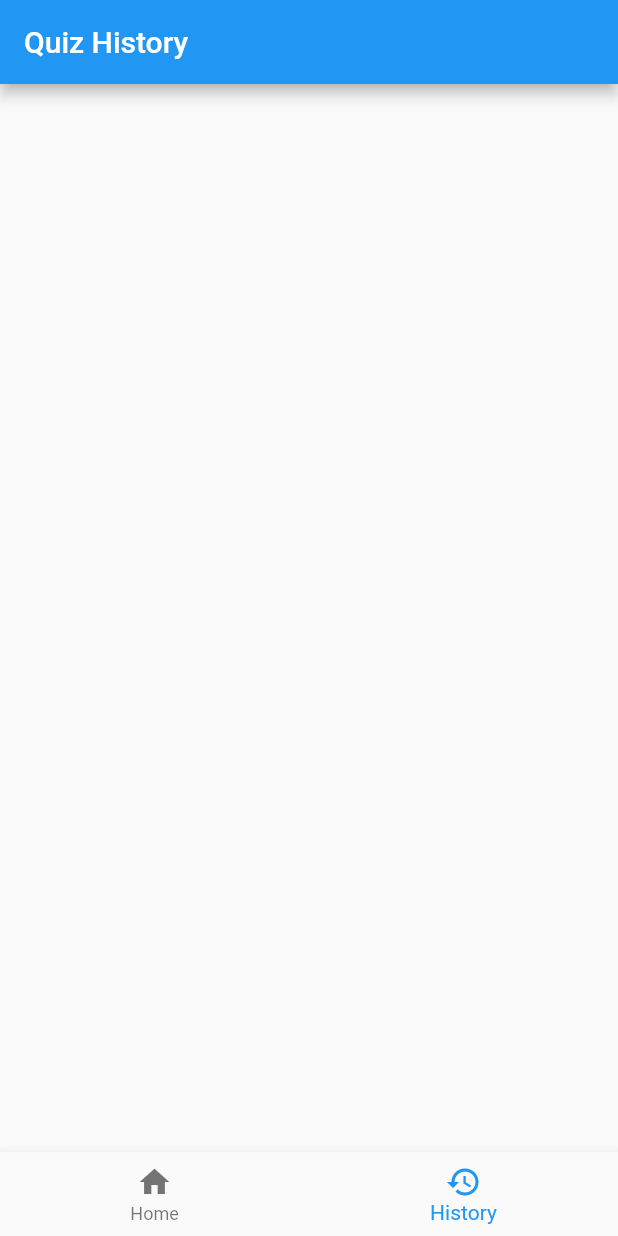
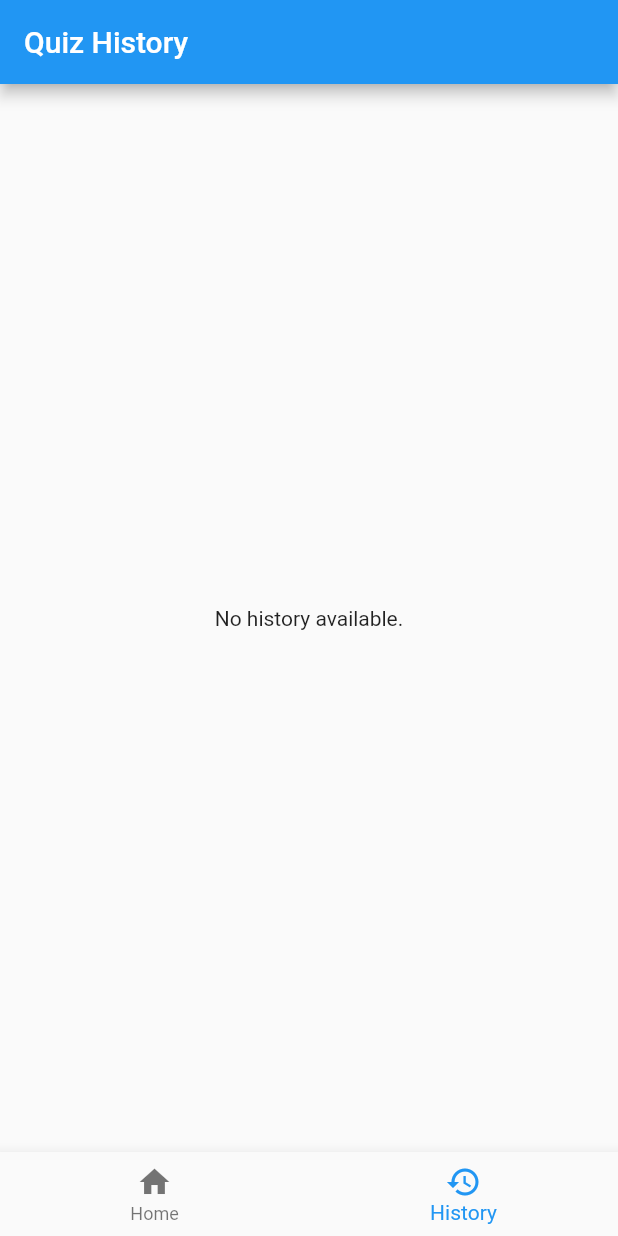
Before and after one commit to fajrulkamal/quizify, a Flutter app: the screen it shows after launch, item 2 of the bottom bar chosen, on a phone screen of 412 x 824 dp. Run offline on Flutter 3.47's test engine with Material 2 defaults, Android fonts, the phone set to English and light mode, and no system bars.

Commit message:
fixed history page

```diff
--- a/quizify_app/lib/view/quiz_history_page.dart
+++ b/quizify_app/lib/view/quiz_history_page.dart
@@ -8,6 +8,18 @@ class QuizHistoryPage extends StatelessWidget {
   Widget build(BuildContext context) {
     return Consumer<QuizViewModel>(
       builder: (context, viewModel, child) {
+        if (viewModel.quizHistory.isEmpty) {
+          return Scaffold(
+            appBar: AppBar(
+              title: Text('Quiz History'),
+            ),
+            body: Center(
+              child: Text('No history available.'),
+            ),
+            bottomNavigationBar: CustomBottomNavigationBar(currentIndex: 1),
+          );
+        }
+
         return Scaffold(
           appBar: AppBar(
             title: Text('Quiz History'),
@@ -21,7 +33,6 @@ class QuizHistoryPage extends StatelessWidget {
                   title: Text('Topic: ${history.config.topic}'),
                   subtitle: Text('Correct Answers: ${history.correctAnswers}'),
                   trailing: Text('Difficulty: ${history.config.difficulty}'),
-                  // Add more details as needed
                 ),
               );
             },
--- a/quizify_app/lib/view/result_page.dart
+++ b/quizify_app/lib/view/result_page.dart
@@ -22,6 +22,7 @@ class ResultPage extends StatelessWidget {
                 SizedBox(height: 20),
                 ElevatedButton(
                   onPressed: () {
+                    viewModel.saveQuizResult(); // Updated to call without parameters
                     viewModel.resetQuiz();
                     Navigator.of(context).popUntil((route) => route.isFirst);
                   },
--- a/quizify_app/lib/viewmodel/quiz_view_model.dart
+++ b/quizify_app/lib/viewmodel/quiz_view_model.dart
@@ -2,18 +2,22 @@ import 'package:flutter/material.dart';
 import 'dart:convert';
 import 'package:http/http.dart' as http;
 import 'package:quizify_app/model/quiz_model.dart';
-import 'config.dart';
 import 'package:quizify_app/model/quiz_configuration.dart';
 import 'package:quizify_app/model/quiz_history.dart';
+import 'config.dart';
 
 class QuizViewModel with ChangeNotifier {
   List<QuizQuestion> _questions = [];
   bool _isLoading = false;
   int _correctAnswers = 0;
+  QuizConfiguration? _currentConfig; // Added to store the current quiz configuration
+  List<QuizHistory> _quizHistory = [];
 
   List<QuizQuestion> get questions => _questions;
   bool get isLoading => _isLoading;
   int get correctAnswers => _correctAnswers;
+  QuizConfiguration? get currentConfig => _currentConfig; // Getter for currentConfig
+  List<QuizHistory> get quizHistory => _quizHistory;
 
   set isLoading(value) {
     _isLoading = value;
@@ -25,8 +29,13 @@ class QuizViewModel with ChangeNotifier {
     required String topic,
     required String language,
     required String difficulty
+
+    QuizConfiguration(this.topic, this.language, this.difficulty, this.numQuestions);
   }) async {
     isLoading = true;
+    // Set the current quiz configuration
+    _currentConfig = QuizConfiguration(topic, language, difficulty, numQuestions);
+
     final apiKey = Config.apiKey;
     final endpoint = "https://api.openai.com/v1/chat/completions";
     final prompt = 'Give me $numQuestions multiple choice questions about $topic in the $language language. The questions should be at $difficulty level. return your answer entirely in the form of a JSON Object. The JSON Object should have a key named "questions" which is an array of the questions. each quiz question should include the choices, the answer, and a brief explanation of why the answer is correct. Do not include anything other than the JSON. The JSON properties of each question should be "query" (which is the question), "choices", "answer", and "explanation". the choices should not have any ordinal value like A, B, C, D or a number like 1, 2, 3, 4. The answer should be the 0-indexed number of the correct choice.';
@@ -72,18 +81,19 @@ class QuizViewModel with ChangeNotifier {
     }
   }
 
-  List<QuizHistory> _quizHistory = [];
-
-  List<QuizHistory> get quizHistory => _quizHistory;
-
-  void saveQuizResult(QuizConfiguration config, int correctAnswers) {
-    _quizHistory.add(QuizHistory(config, correctAnswers));
+  void saveQuizResult() {
+    if (_currentConfig != null) {
+      var newHistory = QuizHistory(_currentConfig!, _correctAnswers);
+      _quizHistory.add(newHistory);
+      print("New quiz history added: ${newHistory.config.topic}, Correct Answers: ${newHistory.correctAnswers}");
+    }
     notifyListeners();
   }
 
   void resetQuiz() {
     _questions.clear();
     _correctAnswers = 0;
+    _currentConfig = null; // Reset the current configuration
     notifyListeners();
   }
 }
```
